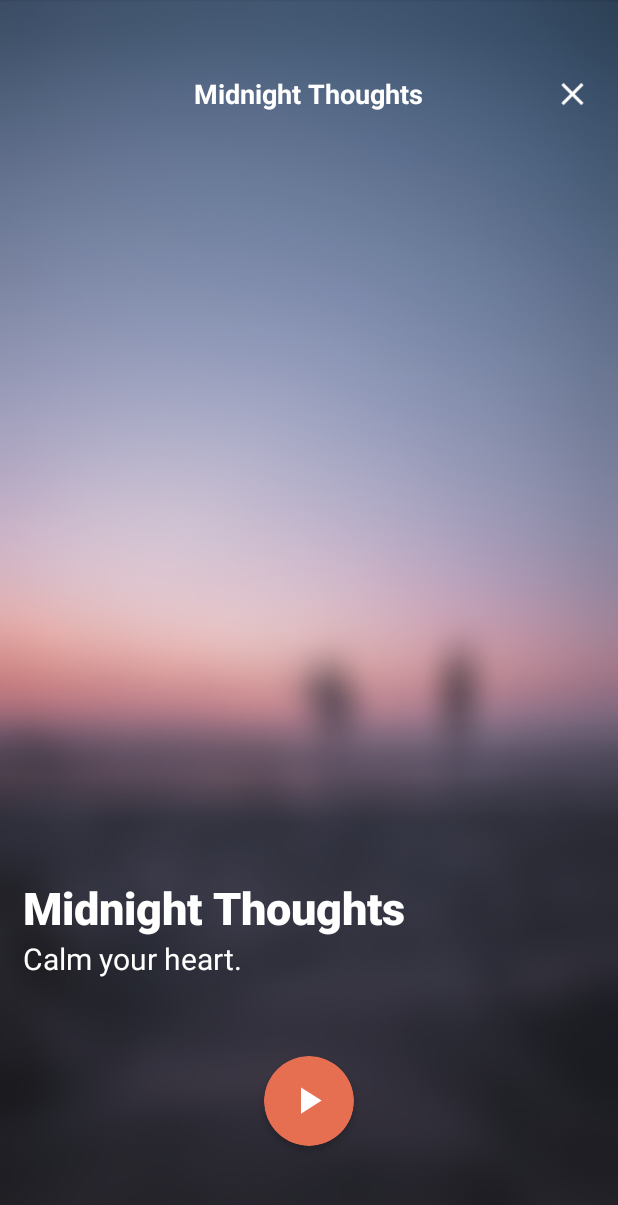
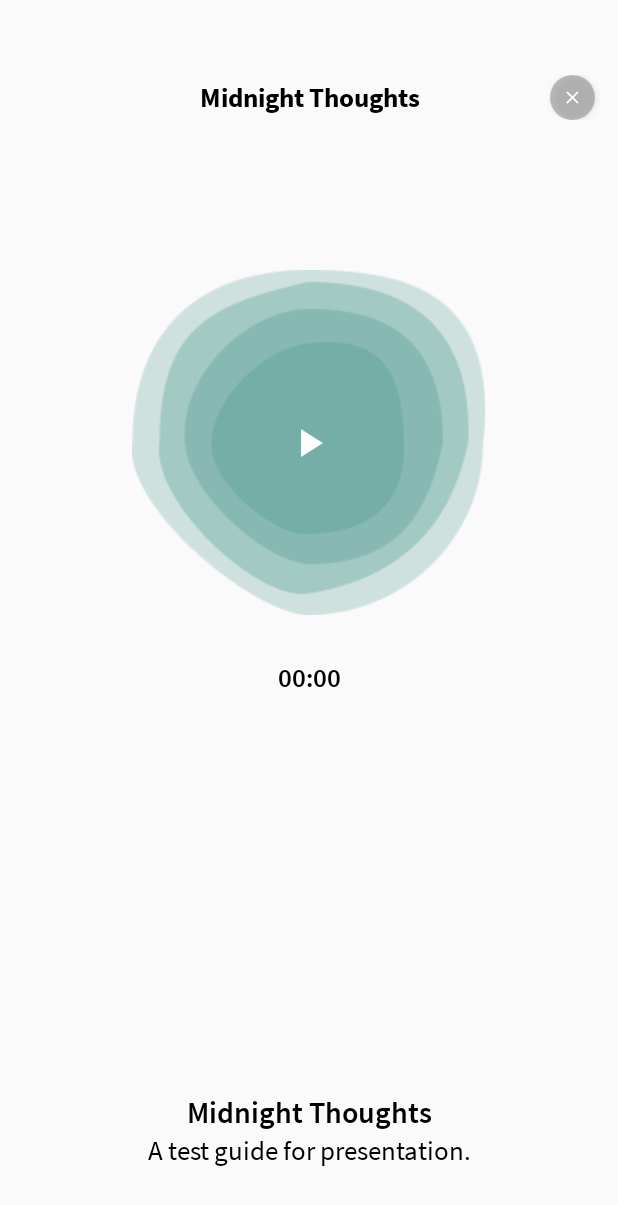
Before and after one commit to joelchunsheng/Meditate, an Android app: the HomeFragment screen opened directly, with no data from a screen before it, after a tap on "Midnight Thoughts", on a phone screen of 412 x 824 dp. Shown: the top 1205 px of the screen. Run offline under Robolectric (Android 15) with nearby library versions, the light colour scheme and no system bars; our stand-ins replace Firebase (no records; nobody signed in at launch, a user with empty details on screens opened directly); 1 statement that could not run was skipped.

Commit message:
updated meditation activity

```diff
--- a/app/src/main/java/com/android/meditate/Home/HomeFragment.java
+++ b/app/src/main/java/com/android/meditate/Home/HomeFragment.java
@@ -118,7 +118,7 @@ public class HomeFragment extends Fragment {
         listGuides = new ArrayList<>();
         listGuides.add(new MeditationModel("Sleep", "Feel the night. Watch its beauty.", R.drawable.sleepbg));
         listGuides.add(new MeditationModel("Stress & Anxiety", "Soothes your soul.", R.drawable.stressbg));
-        listGuides.add(new MeditationModel("Midnight Thoughts", "Calm your heart.", R.drawable.midnightbg));
+        listGuides.add(new MeditationModel("Midnight Thoughts", "A test guide for presentation.", R.drawable.midnightbg));
 
 
         try{
--- a/app/src/main/java/com/android/meditate/Login/LoginActivity.java
+++ b/app/src/main/java/com/android/meditate/Login/LoginActivity.java
@@ -146,10 +146,7 @@ public class LoginActivity extends AppCompatActivity {
                         userPref.edit().putString("name", document.getString("name")).apply();
 
                         // save coins
-                        userPref.edit().putInt("coins", Integer.parseInt(document.getString("coins"))).apply();
-
-                        // save hours
-                        userPref.edit().putFloat("hours", Float.parseFloat(document.getString("hours"))).apply();
+                        userPref.edit().putInt("coins", document.getLong("coins").intValue()).apply();
 
                         // save purchased (if applicable)
                         try{
--- a/app/src/main/java/com/android/meditate/Meditation/MeditationActivity.java
+++ b/app/src/main/java/com/android/meditate/Meditation/MeditationActivity.java
@@ -5,7 +5,9 @@ import androidx.appcompat.app.ActionBar;
 import androidx.appcompat.app.AppCompatActivity;
 import androidx.cardview.widget.CardView;
 
+import android.content.Context;
 import android.content.Intent;
+import android.content.SharedPreferences;
 import android.graphics.Bitmap;
 import android.graphics.BitmapFactory;
 import android.graphics.Color;
@@ -13,11 +15,13 @@ import android.media.AudioManager;
 import android.media.MediaPlayer;
 import android.os.Build;
 import android.os.Bundle;
+import android.os.Handler;
 import android.util.Log;
 import android.view.View;
 import android.view.Window;
 import android.view.WindowManager;
 import android.widget.Button;
+import android.widget.ImageButton;
 import android.widget.ImageView;
 import android.widget.TextView;
 import android.widget.Toast;
@@ -25,7 +29,10 @@ import android.widget.Toast;
 import com.android.meditate.MainActivity;
 import com.android.meditate.R;
 import com.google.android.gms.tasks.OnCompleteListener;
+import com.google.android.gms.tasks.OnFailureListener;
+import com.google.android.gms.tasks.OnSuccessListener;
 import com.google.android.gms.tasks.Task;
+import com.google.firebase.firestore.DocumentReference;
 import com.google.firebase.firestore.FirebaseFirestore;
 import com.google.firebase.firestore.QueryDocumentSnapshot;
 import com.google.firebase.firestore.QuerySnapshot;
@@ -37,37 +44,28 @@ import java.util.Random;
 public class MeditationActivity extends AppCompatActivity {
     private static final String TAG = "Meditate Activity";
 
-    TextView meditateTitle, artistTxt, durationTxt, genreTxt;
-    ImageView playPauseImage, exit;
+    TextView meditateTitle, artistTxt, durationTxt, genreTxt, timerTxt;
+    ImageButton exit;
     MediaPlayer mediaPlayer;
-    CardView  playCard;
+    ImageButton playBtn;
     FirebaseFirestore db;
     ArrayList<MeditationGuide> meditationGuideArrayList;
-    String guideTitle, guideArtist, guideDuration;
-
-    Boolean playPause = true;
+    String guideTitle, guideArtist;
+    int guideDuration, cMinutes;
+    private Handler handler = new Handler();
 
     @Override
     protected void onCreate(Bundle savedInstanceState) {
         super.onCreate(savedInstanceState);
         setContentView(R.layout.activity_meditation);
 
-        // In Activity's onCreate() for instance
-        if (Build.VERSION.SDK_INT >= Build.VERSION_CODES.KITKAT) {
-            Window w = getWindow();
-            w.setFlags(WindowManager.LayoutParams.FLAG_LAYOUT_NO_LIMITS, WindowManager.LayoutParams.FLAG_LAYOUT_NO_LIMITS);
-        }
-
         meditateTitle = findViewById(R.id.meditateTitleTxt); // meditation title
         artistTxt = findViewById(R.id.artistTxt); // meditation artist
         durationTxt = findViewById(R.id.durationTxt); // meditation duration
         genreTxt = findViewById(R.id.genreTxt); // meditation genre
         exit = findViewById(R.id.mBackImg);
-
-        //meditateDes = findViewById(R.id.meditateDesTxt); // meditation des
-
-        playCard = findViewById(R.id.playCard); // play pause btn
-        playPauseImage = findViewById(R.id.playPauseImg); // play pause img
+        timerTxt = findViewById(R.id.timerTxt);
+        playBtn = findViewById(R.id.playImageBtn);
 
         //get data from intent
         Intent intent = getIntent();
@@ -92,6 +90,15 @@ public class MeditationActivity extends AppCompatActivity {
         // instantiating media player
         mediaPlayer = new MediaPlayer();
 
+        mediaPlayer.setOnCompletionListener(new MediaPlayer.OnCompletionListener() {
+            @Override
+            public void onCompletion(MediaPlayer mp) {
+                System.out.println("Completed");
+                playBtn.setImageResource(R.drawable.ic_play_arrow_white_24dp);
+                assignCoins();
+            }
+        });
+
         // Access a Cloud Firestore instance from Activity
         db = FirebaseFirestore.getInstance();
 
@@ -109,7 +116,7 @@ public class MeditationActivity extends AppCompatActivity {
                                     meditationGuide.setArtist(document.getString("Artist"));
                                     meditationGuide.setUrl(document.getString("URL"));
                                     meditationGuide.setName(document.getString("Name"));
-                                    meditationGuide.setDuration(document.getString("Duration"));
+                                    meditationGuide.setDuration(document.getLong("Duration").intValue());
                                     meditationGuideArrayList.add(meditationGuide);
                                 }
 
@@ -131,7 +138,7 @@ public class MeditationActivity extends AppCompatActivity {
                                 }
 
                                 //Play and Pause Btn
-                                playCard.setOnClickListener(new View.OnClickListener() {
+                                playBtn.setOnClickListener(new View.OnClickListener() {
                                     @Override
                                     public void onClick(View v) {
                                         if(!mediaPlayer.isPlaying()){
@@ -139,15 +146,18 @@ public class MeditationActivity extends AppCompatActivity {
                                             //set text fields based on audio
                                             meditateTitle.setText(guideTitle);
                                             artistTxt.setText(guideArtist);
-                                            durationTxt.setText(guideDuration);
+                                            durationTxt.setText(guideDuration + " min");
                                             genreTxt.setText(mTitle);
+                                            updateTimer();
                                             //change card text and img
-                                            playPauseImage.setImageResource(R.drawable.ic_pause_white_24dp);
+                                            playBtn.setImageResource(R.drawable.ic_pause_white_24dp);
                                         }
                                         else{
                                             mediaPlayer.pause(); //stop audio
                                             //change card text and img
-                                            playPauseImage.setImageResource(R.drawable.ic_play_arrow_white_24dp);
+                                            playBtn.setImageResource(R.drawable.ic_play_arrow_white_24dp);
+                                            handler.removeCallbacks(updater);
+
                                         }
                                     }
                                 });
@@ -164,9 +174,23 @@ public class MeditationActivity extends AppCompatActivity {
 
     }
 
+    private Runnable updater = new Runnable() {
+        @Override
+        public void run() {
+            updateTimer();
+            long currentDuration = mediaPlayer.getCurrentPosition();
+            timerTxt.setText(milliSecondsToTimer(currentDuration));
+        }
+    };
+
+    private void updateTimer(){
+        handler.postDelayed(updater ,1000);
+    }
+
     @Override
     protected void onDestroy() {
         super.onDestroy();
+        handler.removeCallbacks(updater);
         clearMediaPlayer();
     }
 
@@ -185,5 +209,58 @@ public class MeditationActivity extends AppCompatActivity {
         return n;
     }
 
+    private String milliSecondsToTimer(Long milliseconds){
+        String timerString = "";
+        String secondsString;
 
+        int hour = (int) (milliseconds / (1000 * 60 * 60));
+        int minutes = (int) (milliseconds % (1000 * 60 * 60)) / (1000 * 60);
+        int seconds = (int) ((milliseconds % (1000 * 60 * 60)) % (1000 * 60) / 1000);
+
+
+        if (hour > 0){
+            timerString = hour + ":";
+        }
+
+        if (seconds < 10){
+            secondsString = "0" + seconds;
+        }else{
+            secondsString = "" + seconds;
+        }
+
+        timerString = timerString + minutes + ":" + secondsString;
+        return timerString;
+    }
+
+    private void assignCoins(){
+        // update firebase
+        final SharedPreferences userPref = this.getSharedPreferences("com.android.meditate.User", Context.MODE_PRIVATE);
+
+        //get userID
+        String retrieveUID = userPref.getString("UID", "");
+        final int retrieveCoin = userPref.getInt("coins", 0);
+
+        FirebaseFirestore db = FirebaseFirestore.getInstance();
+
+        DocumentReference userRef = db.collection("users").document(retrieveUID);
+
+        // Set the "isCapital" field of the city 'DC'
+        userRef
+                .update("coins", retrieveCoin + 25)
+                .addOnSuccessListener(new OnSuccessListener<Void>() {
+                    @Override
+                    public void onSuccess(Void aVoid) {
+                        Log.d(TAG, "DocumentSnapshot successfully updated!");
+                        userPref.edit().putInt("coins", retrieveCoin + 25).apply();
+                    }
+                })
+                .addOnFailureListener(new OnFailureListener() {
+                    @Override
+                    public void onFailure(@NonNull Exception e) {
+                        Log.w(TAG, "Error updating document", e);
+                    }
+                });
+
+        Toast.makeText(this, "25 coins earned", Toast.LENGTH_LONG).show();
+    }
 }
--- a/app/src/main/java/com/android/meditate/Register/RegisterActivity.java
+++ b/app/src/main/java/com/android/meditate/Register/RegisterActivity.java
@@ -152,7 +152,7 @@ public class RegisterActivity extends AppCompatActivity {
 
         // Generate default information
         Map<String, Object> newUserInfo = new HashMap<>();
-        newUserInfo.put("coins", "100");
+        newUserInfo.put("coins", 100);
         newUserInfo.put("hours", "0.0");
         newUserInfo.put("name", "");
         List<String> list = new ArrayList<>();
@@ -166,7 +166,6 @@ public class RegisterActivity extends AppCompatActivity {
 
                         // Set sharedPref to default values
                         userPref.edit().putInt("coins", 100).apply();
-                        userPref.edit().putFloat("hours", Float.parseFloat("0.0")).apply();
                         userPref.edit().putString("name", "").apply();
                         userPref.edit().putStringSet("purchased", new HashSet<String>()).apply();
                     }
--- a/app/src/main/java/com/android/meditate/Shop/ShopFragment.java
+++ b/app/src/main/java/com/android/meditate/Shop/ShopFragment.java
@@ -64,6 +64,7 @@ public class ShopFragment extends Fragment {
 
         SharedPreferences userPref = this.getActivity().getSharedPreferences("com.android.meditate.User", Context.MODE_PRIVATE);
         Set<String> fetch = userPref.getStringSet("purchased", null);
+
         coins = userPref.getInt("coins", 0);
 
         shopList = new ArrayList<>();
--- a/app/src/main/java/com/android/meditate/User/UserFragment.java
+++ b/app/src/main/java/com/android/meditate/User/UserFragment.java
@@ -31,7 +31,7 @@ public class UserFragment extends Fragment {
     private static final String TAG = "UserFragment";
     private ArrayList<String> settingsList;
     SharedPreferences userPref;
-    private TextView userName, mHours, coins;
+    private TextView userName;
 
     public UserFragment() {
         // Required empty public constructor
@@ -56,10 +56,6 @@ public class UserFragment extends Fragment {
             userName.setText(username);
         }
 
-        mHours = v.findViewById(R.id.userMeditationHours);
-        mHours.setText(userPref.getFloat("hours", 0) + " Meditation Hours");
-
-
         RecyclerView userSettingsRecyclerView = v.findViewById(R.id.userSettingsRecyclerView);
         UserAdaptor userAdaptor = new UserAdaptor(settingsList);
 
@@ -82,8 +78,7 @@ public class UserFragment extends Fragment {
         settingsList = new ArrayList<>();
         settingsList.add("About");
         settingsList.add("Notifications");
-        settingsList.add("Change Username");
-        settingsList.add("Change Password");
+        settingsList.add("Edit Profile");
         settingsList.add("Log Out");
     }
 }
--- a/app/src/main/res/color/nav_items_colour.xml
+++ b/app/src/main/res/color/nav_items_colour.xml
@@ -2,5 +2,5 @@
 <selector xmlns:android="http://schemas.android.com/apk/res/android">
     <item android:color="@color/colorTerraCotta"
         android:state_checked="true"></item>
-    <item android:color="@color/colorBlackTransparent" />
+    <item android:color="@color/colorGreyTransparent" />
 </selector>
--- /dev/null
+++ b/app/src/main/res/drawable/meditate_back_btn.xml
@@ -0,0 +1,7 @@
+<?xml version="1.0" encoding="utf-8"?>
+<shape xmlns:android="http://schemas.android.com/apk/res/android">
+    <solid android:color="@color/colorGreyTransparent"></solid>
+    <size android:width="35dp"></size>
+    <size android:height="35dp"></size>
+    <corners android:radius="100dp"></corners>
+</shape>
--- a/app/src/main/res/layout/activity_meditation.xml
+++ b/app/src/main/res/layout/activity_meditation.xml
@@ -6,105 +6,115 @@
     android:layout_height="match_parent"
     android:orientation="vertical"
     tools:context=".Meditation.MeditationActivity"
-    android:background="@drawable/meditatebg"
     android:fitsSystemWindows="true"
     >
 
-    <ImageView
+    <RelativeLayout
+        android:id="@+id/headerRL"
+        android:layout_width="match_parent"
+        android:layout_height="wrap_content"
+        android:layout_marginTop="50dp">
+
+        <ImageButton
             android:id="@+id/mBackImg"
             android:layout_width="30dp"
-        android:layout_height="25dp"
+            android:layout_height="30dp"
             android:layout_alignParentRight="true"
-        android:layout_marginHorizontal="15dp"
-        android:layout_marginTop="50dp"
+            android:layout_marginEnd="15dp"
+            android:adjustViewBounds="true"
+            android:background="@drawable/meditate_back_btn"
+            android:elevation="3dp"
+            android:padding="8dp"
+            android:scaleType="centerCrop"
+            android:layout_centerVertical="true"
             android:src="@drawable/baseline_clear_black_24dp"
-        android:tint="@color/colorWhite"
-        android:background="?attr/selectableItemBackgroundBorderless"
-        android:clickable="true"/>
+            android:tint="@color/colorWhite" />
 
         <TextView
             android:id="@+id/genreTxt"
             android:layout_width="wrap_content"
             android:layout_height="wrap_content"
-        android:layout_marginTop="50dp"
             android:layout_centerHorizontal="true"
+            android:fontFamily="@font/sourcesanspro_bold"
+            android:layout_centerVertical="true"
+            android:gravity="center"
             android:text="category"
-        android:textColor="@color/colorWhite"
+            android:textColor="#000000"
+            android:textSize="18sp" />
+    </RelativeLayout>
+
+
+
+
+    <ImageButton
+        android:id="@+id/playImageBtn"
+        android:layout_width="235dp"
+        android:layout_height="230dp"
+        android:layout_marginTop="100dp"
+        android:layout_below="@id/headerRL"
+        android:layout_centerHorizontal="true"
+        android:background="@drawable/playbg"
+        android:src="@drawable/baseline_play_arrow_black_24dp"
+        android:tint="@color/colorWhite" />
+
+    <TextView
+        android:id="@+id/timerTxt"
+        android:layout_width="match_parent"
+        android:layout_height="wrap_content"
+        android:layout_below="@id/playImageBtn"
+        android:layout_centerHorizontal="true"
+        android:layout_marginTop="30dp"
         android:gravity="center"
-        android:textSize="18sp"
-        android:textStyle="bold" />
+        android:fontFamily="@font/sourcesanspro_semibold"
+        android:text="00:00"
+        android:textColor="#000000"
+        android:textSize="18sp" />
 
 
     <LinearLayout
         android:layout_width="match_parent"
         android:layout_height="wrap_content"
         android:orientation="vertical"
-        android:layout_marginHorizontal="15dp"
-        android:layout_above="@id/playCard"
-        android:layout_marginBottom="30dp"
-        >
+        android:layout_marginBottom="25dp"
+        android:layout_alignParentBottom="true"
+        android:layout_marginHorizontal="15dp">
 
         <TextView
             android:id="@+id/meditateTitleTxt"
             android:layout_width="match_parent"
             android:layout_height="wrap_content"
-            android:fontFamily="sans-serif-medium"
+            android:fontFamily="@font/sourcesanspro_semibold"
+            android:gravity="center"
             android:text="Title"
-            android:textColor="@color/colorWhite"
-            android:textSize="30sp"
-            android:textStyle="bold" />
+            android:textColor="#000000"
+            android:textSize="20sp" />
 
         <TextView
             android:id="@+id/artistTxt"
             android:layout_width="match_parent"
             android:layout_height="wrap_content"
+            android:gravity="center"
             android:text="Artist"
-            android:textColor="@color/colorWhite"
-            android:textSize="20sp"
-            android:textStyle="normal" />
+            android:fontFamily="@font/sourcesanspro_regular"
+            android:textColor="#000000"
+            android:textSize="18sp" />
 
-        <LinearLayout
-            android:layout_width="match_parent"
-            android:layout_height="wrap_content"
-            android:orientation="horizontal">
 
         <TextView
             android:id="@+id/durationTxt"
-                android:layout_width="wrap_content"
+            android:layout_width="match_parent"
             android:layout_height="wrap_content"
+            android:gravity="center"
+            android:fontFamily="@font/sourcesanspro_regular"
             android:text="0 min"
-                android:textColor="@color/colorWhite"
+            android:textColor="#000000"
             android:textSize="15sp"
             android:textStyle="normal" />
 
 
-        </LinearLayout>
 
     </LinearLayout>
 
-    <androidx.cardview.widget.CardView
-        android:id="@+id/playCard"
-        android:layout_width="60dp"
-        android:layout_height="60dp"
-        android:backgroundTint="@color/colorTerraCotta"
-        android:clickable="true"
-        android:foreground="?android:attr/selectableItemBackground"
-        app:cardCornerRadius="30dp"
-        android:layout_centerHorizontal="true"
-        android:layout_alignParentBottom="true"
-        android:layout_marginBottom="60dp"
-        >
-
-            <androidx.appcompat.widget.AppCompatImageView
-                android:id="@+id/playPauseImg"
-                android:layout_width="30dp"
-                android:layout_height="30dp"
-                android:src="@drawable/ic_play_arrow_white_24dp"
-                android:layout_margin="5dp"
-                android:layout_gravity="center"
-               />
-
-    </androidx.cardview.widget.CardView>
 
 
 
--- a/app/src/main/res/values/colors.xml
+++ b/app/src/main/res/values/colors.xml
@@ -6,7 +6,7 @@
 
     <color name="colorTerraCotta">#E76F51</color>
     <color name="colorSandy">#F4A261</color>
-    <color name="colorBlackTransparent">#80111111</color>
+    <color name="colorGreyTransparent">#80808080</color>
     <color name="colorCharoal">#264653</color>
     <color name="colorGrean">#2A9D8F</color>
     <color name="colorYellow">#E9C46A</color>
```
Also changed, not shown: app/src/main/AndroidManifest.xml (+2 -5 lines), app/src/main/java/com/android/meditate/Meditation/MeditationGuide.java (+4 -3 lines), app/src/main/res/layout/fragment_user.xml (+2 -13 lines), app/src/main/res/drawable-v24/playbg.png (added). Lines whose indentation alone changed are shown as unchanged.
